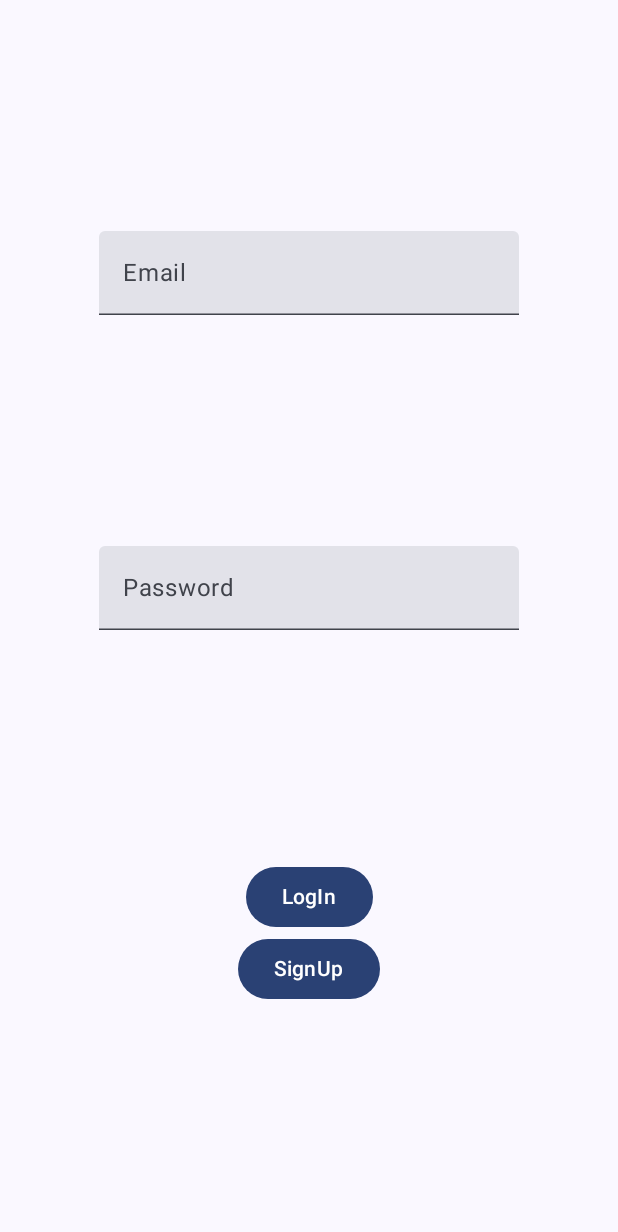
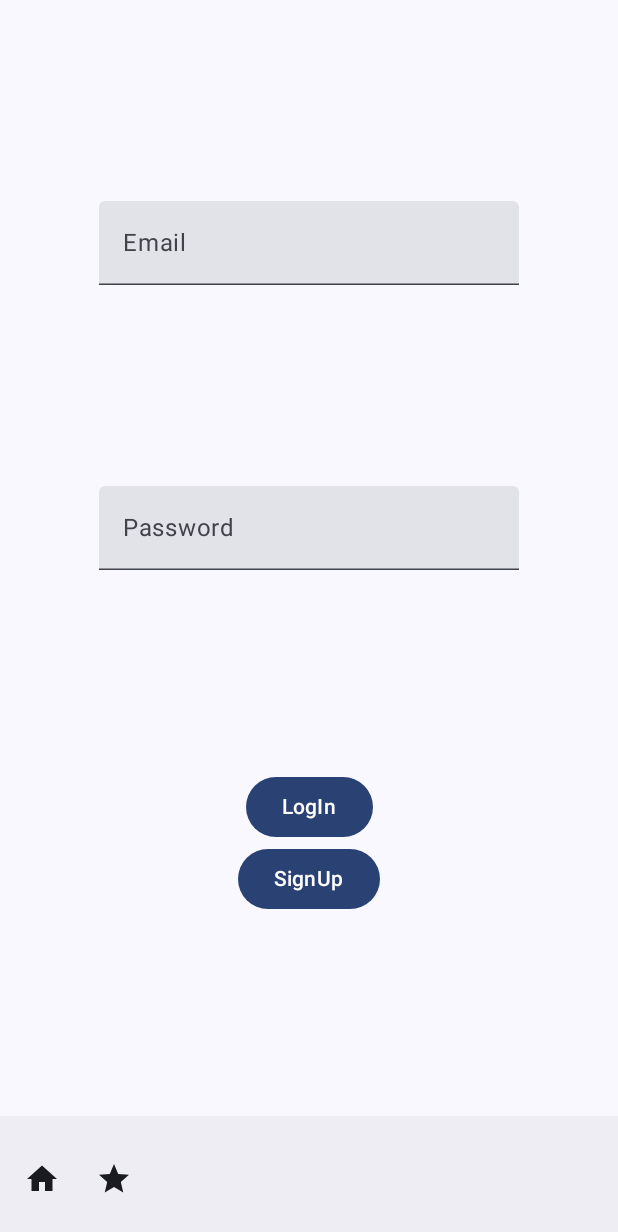
Before and after one commit to SirFerr/GymApp, an Android app built with Jetpack Compose: the screen it shows after launch (MainActivity), after a tap on "LogIn", on a phone screen of 412 x 824 dp. Shown: the top 1232 px of the screen. Run offline under Robolectric (Android 15) with nearby library versions, the phone set to English and light mode, and no system bars.

Commit message:
added lamda for padding

```diff
--- a/app/src/main/java/com/example/gymapp/ui/view/navigation/Navigation.kt
+++ b/app/src/main/java/com/example/gymapp/ui/view/navigation/Navigation.kt
@@ -5,10 +5,11 @@ import androidx.navigation.NavHostController
 import androidx.navigation.compose.NavHost
 import androidx.navigation.compose.composable
 import androidx.navigation.compose.rememberNavController
-
-import com.example.gymapp.ui.view.screen.loginScreen
-import com.example.gymapp.ui.view.screen.signUpScreen
-import com.example.gymapp.ui.view.screen.signUpSecondScreen
+import com.example.gymapp.ui.view.scaffold.scaffold
+import com.example.gymapp.ui.view.screen.login.loginScreen
+import com.example.gymapp.ui.view.screen.main.mainScreen
+import com.example.gymapp.ui.view.screen.signUp.signUpScreen
+import com.example.gymapp.ui.view.screen.signUp.signUpSecondScreen
 
 
 @Composable
@@ -18,6 +19,12 @@ fun navigation(): NavHostController {
         composable("loginScreen") { loginScreen(navController) }
         composable("signupScreen") { signUpScreen(navController) }
         composable("signupSecondScreen") { signUpSecondScreen(navController) }
+        composable("mainScreen") {
+            scaffold(
+                navController = navController,
+                screen = { paddingValues -> mainScreen(navController, paddingValues) }
+            )
+        }
     }
 
     return navController
--- a/app/src/main/java/com/example/gymapp/ui/view/scaffold/Scaffold.kt
+++ b/app/src/main/java/com/example/gymapp/ui/view/scaffold/Scaffold.kt
@@ -1 +1,56 @@
 package com.example.gymapp.ui.view.scaffold
+
+import androidx.compose.foundation.layout.PaddingValues
+import androidx.compose.material.icons.Icons
+import androidx.compose.material.icons.filled.Home
+import androidx.compose.material.icons.filled.Star
+import androidx.compose.material3.BottomAppBar
+import androidx.compose.material3.ExperimentalMaterial3Api
+import androidx.compose.material3.Icon
+import androidx.compose.material3.IconButton
+import androidx.compose.material3.Scaffold
+import androidx.compose.runtime.Composable
+import androidx.navigation.NavHostController
+
+@OptIn(ExperimentalMaterial3Api::class)
+@Composable
+fun scaffold(
+    navController: NavHostController? = null,
+    screen: @Composable (PaddingValues) -> Unit
+) {
+
+
+    Scaffold(
+        content = { innerPadding ->
+
+            screen(innerPadding)
+
+        },
+        bottomBar = {
+            BottomAppBar {
+
+                IconButton(onClick = {
+
+                })
+                {
+                    Icon(
+                        Icons.Filled.Home, contentDescription =
+                        "Home"
+                    )
+                }
+                IconButton(onClick = {
+
+
+                })
+                {
+                    Icon(
+                        Icons.Filled.Star, contentDescription =
+                        "Second"
+                    )
+                }
+
+
+            }
+        }
+    )
+}
--- /dev/null
+++ b/app/src/main/java/com/example/gymapp/ui/view/screen/login/LoginScreen.kt
@@ -0,0 +1,79 @@
+package com.example.gymapp.ui.view.screen.login
+
+import androidx.compose.foundation.layout.Arrangement
+import androidx.compose.foundation.layout.Column
+import androidx.compose.foundation.layout.fillMaxSize
+import androidx.compose.foundation.layout.fillMaxWidth
+import androidx.compose.foundation.layout.padding
+import androidx.compose.material3.Button
+import androidx.compose.material3.ExperimentalMaterial3Api
+import androidx.compose.material3.MaterialTheme
+import androidx.compose.material3.Surface
+import androidx.compose.material3.Text
+import androidx.compose.material3.TextField
+import androidx.compose.runtime.Composable
+import androidx.compose.runtime.getValue
+import androidx.compose.runtime.mutableStateOf
+import androidx.compose.runtime.remember
+import androidx.compose.runtime.setValue
+import androidx.compose.ui.Alignment
+import androidx.compose.ui.Modifier
+import androidx.compose.ui.tooling.preview.Preview
+import androidx.compose.ui.unit.dp
+import androidx.navigation.NavHostController
+
+@Preview
+@Composable
+fun loginScreenPreview() {
+    Surface(
+        modifier = Modifier.fillMaxSize(),
+        color = MaterialTheme.colorScheme.background
+    ) {
+    loginScreen(null)}
+}
+
+
+@OptIn(ExperimentalMaterial3Api::class)
+@Composable
+fun loginScreen(navController: NavHostController?) {
+
+    var textEmail by remember { mutableStateOf("") }
+    var textPassword by remember { mutableStateOf("") }
+
+
+
+
+    Column(
+        modifier = Modifier.fillMaxSize(),
+        horizontalAlignment = Alignment.CenterHorizontally,
+        verticalArrangement = Arrangement.SpaceEvenly
+    )
+    {
+
+
+        TextField(
+            value = textEmail,
+            label = { Text(text = "Email") },
+            onValueChange = { textEmail = it })
+        TextField(
+            value = textPassword,
+            label = { Text(text = "Password") },
+            onValueChange = { textPassword = it })
+
+
+        Column(
+            modifier = Modifier.fillMaxWidth(),
+
+            horizontalAlignment = Alignment.CenterHorizontally,
+            verticalArrangement = Arrangement.SpaceEvenly
+        )
+        {
+            Button(onClick = { navController?.navigate("mainScreen") }) {
+                Text(text = "LogIn")
+            }
+            Button(onClick = { navController?.navigate("signupScreen") }) {
+                Text(text = "SignUp")
+            }
+        }
+    }
+}
--- a/app/src/main/java/com/example/gymapp/ui/view/screen/SignUpScreen.kt
+++ b/app/src/main/java/com/example/gymapp/ui/view/screen/main/MainScreen.kt
@@ -1,10 +1,16 @@
-package com.example.gymapp.ui.view.screen
+package com.example.gymapp.ui.view.screen.main
 
+import android.util.Log
 import androidx.compose.foundation.layout.Arrangement
 import androidx.compose.foundation.layout.Column
+import androidx.compose.foundation.layout.PaddingValues
 import androidx.compose.foundation.layout.fillMaxSize
+import androidx.compose.foundation.layout.fillMaxWidth
+import androidx.compose.foundation.layout.padding
 import androidx.compose.material3.Button
 import androidx.compose.material3.ExperimentalMaterial3Api
+import androidx.compose.material3.MaterialTheme
+import androidx.compose.material3.Surface
 import androidx.compose.material3.Text
 import androidx.compose.material3.TextField
 import androidx.compose.runtime.Composable
@@ -16,26 +22,37 @@ import androidx.compose.ui.Alignment
 import androidx.compose.ui.Modifier
 import androidx.compose.ui.tooling.preview.Preview
 import androidx.navigation.NavHostController
-import com.example.gymapp.ui.view.navigation.navigation
 
 @Preview
 @Composable
-fun signUpScreenPreview() {
-    signUpScreen(navigation())
+fun mainScreenPreview() {
+    Surface(
+        modifier = Modifier.fillMaxSize(),
+        color = MaterialTheme.colorScheme.background
+    ) {
+        mainScreen(null)
+    }
 }
 
 
 @OptIn(ExperimentalMaterial3Api::class)
 @Composable
-fun signUpScreen(navController: NavHostController) {
+fun mainScreen(
+    navController: NavHostController?,
+    paddingValues: PaddingValues? = PaddingValues.Absolute()
+) {
+
+    var textEmail by remember { mutableStateOf("") }
+    var textPassword by remember { mutableStateOf("") }
+
+    Log.d("g", paddingValues.toString())
 
 
-    var textEmail by remember { mutableStateOf("") }
-    var textPhoneNumber by remember { mutableStateOf("") }
-    var textPassword by remember { mutableStateOf("") }
 
     Column(
-        modifier = Modifier.fillMaxSize(),
+        modifier = Modifier
+            .fillMaxSize()
+            .padding(paddingValues!!),
         horizontalAlignment = Alignment.CenterHorizontally,
         verticalArrangement = Arrangement.SpaceEvenly
     )
@@ -47,19 +64,24 @@ fun signUpScreen(navController: NavHostController) {
             label = { Text(text = "Email") },
             onValueChange = { textEmail = it })
         TextField(
-            value = textPhoneNumber,
-            label = { Text(text = "Phone number") },
-            onValueChange = { textPhoneNumber = it })
-        TextField(
             value = textPassword,
             label = { Text(text = "Password") },
             onValueChange = { textPassword = it })
 
 
+        Column(
+            modifier = Modifier.fillMaxWidth(),
 
-        Button(onClick = { navController.navigate("signupSecondScreen") }) {
-            Text(text = "Next")
+            horizontalAlignment = Alignment.CenterHorizontally,
+            verticalArrangement = Arrangement.SpaceEvenly
+        )
+        {
+            Button(onClick = { /*TODO*/ }) {
+                Text(text = "LogIn")
+            }
+            Button(onClick = { navController?.navigate("signupScreen") }) {
+                Text(text = "SignUp")
+            }
         }
-
     }
 }
--- a/app/src/main/java/com/example/gymapp/ui/view/screen/LoginScreen.kt
+++ b/app/src/main/java/com/example/gymapp/ui/view/screen/signUp/SignUpScreen.kt
@@ -1,11 +1,12 @@
-package com.example.gymapp.ui.view.screen
+package com.example.gymapp.ui.view.screen.signUp
 
 import androidx.compose.foundation.layout.Arrangement
 import androidx.compose.foundation.layout.Column
 import androidx.compose.foundation.layout.fillMaxSize
-import androidx.compose.foundation.layout.fillMaxWidth
 import androidx.compose.material3.Button
 import androidx.compose.material3.ExperimentalMaterial3Api
+import androidx.compose.material3.MaterialTheme
+import androidx.compose.material3.Surface
 import androidx.compose.material3.Text
 import androidx.compose.material3.TextField
 import androidx.compose.runtime.Composable
@@ -17,24 +18,26 @@ import androidx.compose.ui.Alignment
 import androidx.compose.ui.Modifier
 import androidx.compose.ui.tooling.preview.Preview
 import androidx.navigation.NavHostController
-import com.example.gymapp.ui.view.navigation.navigation
 
 @Preview
 @Composable
-fun loginScreenPreview() {
-    loginScreen(navigation())
+fun signUpScreenPreview() {
+    Surface(
+        modifier = Modifier.fillMaxSize(),
+        color = MaterialTheme.colorScheme.background
+    ) {
+    signUpScreen(null)}
 }
 
 
 @OptIn(ExperimentalMaterial3Api::class)
 @Composable
-fun loginScreen(navController: NavHostController) {
+fun signUpScreen(navController: NavHostController?) {
+
 
     var textEmail by remember { mutableStateOf("") }
+    var textPhoneNumber by remember { mutableStateOf("") }
     var textPassword by remember { mutableStateOf("") }
-
-
-
 
     Column(
         modifier = Modifier.fillMaxSize(),
@@ -49,24 +52,19 @@ fun loginScreen(navController: NavHostController) {
             label = { Text(text = "Email") },
             onValueChange = { textEmail = it })
         TextField(
+            value = textPhoneNumber,
+            label = { Text(text = "Phone number") },
+            onValueChange = { textPhoneNumber = it })
+        TextField(
             value = textPassword,
             label = { Text(text = "Password") },
             onValueChange = { textPassword = it })
 
 
-        Column(
-            modifier = Modifier.fillMaxWidth(),
 
-            horizontalAlignment = Alignment.CenterHorizontally,
-            verticalArrangement = Arrangement.SpaceEvenly
-        )
-        {
-            Button(onClick = { /*TODO*/ }) {
-                Text(text = "LogIn")
-            }
-            Button(onClick = { navController.navigate("signupScreen") }) {
-                Text(text = "SignUp")
-            }
+        Button(onClick = { navController?.navigate("signupSecondScreen") }) {
+            Text(text = "Next")
         }
+
     }
 }
```
Also changed, not shown: app/src/main/java/com/example/gymapp/ui/view/screen/signUp/SignUpSecondScreen.kt (renamed from app/src/main/java/com/example/gymapp/ui/view/screen/SignUpSecondScreen.kt, +9 -4 lines).
